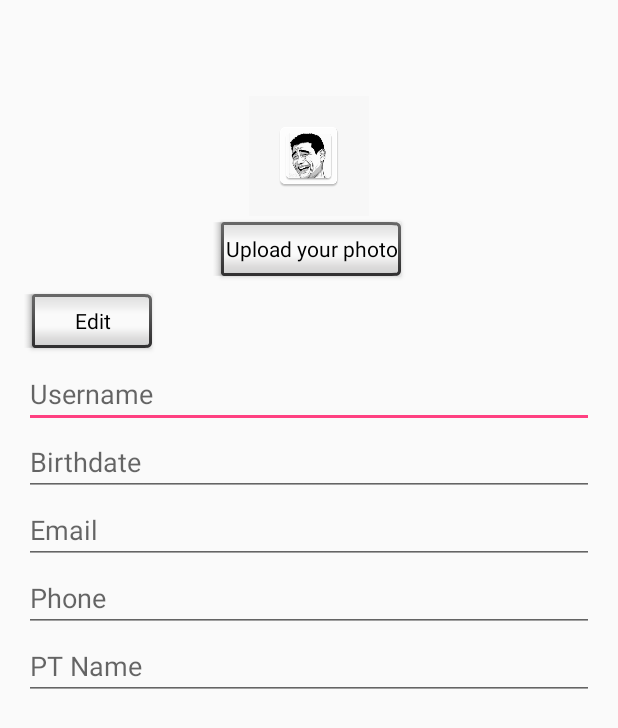
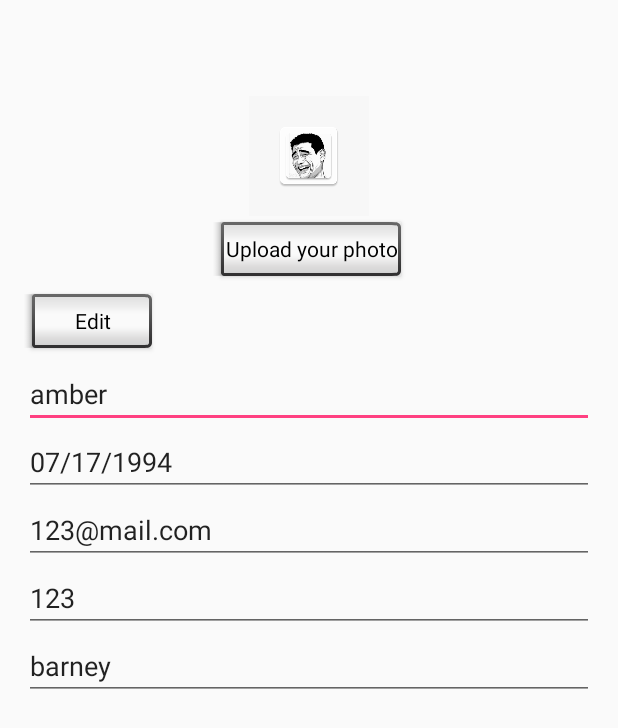
Before and after one commit to AmberWangjie/Tiba-Health-App-for-Android, an Android app: the fragment AccountFragment shown on its own in the app's theme, on a phone screen of 412 x 824 dp. Shown: the top 728 px of the screen. Run offline under Robolectric (Android 15) with nearby library versions, the phone set to English and light mode, and no system bars; pictures from the network do not load.

Commit message:
account java file change

```diff
--- a/BottomNavigationBar/app/src/main/java/com/example/zhanghaochong/bottomnavigationbar/AccountFragment.java
+++ b/BottomNavigationBar/app/src/main/java/com/example/zhanghaochong/bottomnavigationbar/AccountFragment.java
@@ -11,32 +11,65 @@ import android.view.LayoutInflater;
 import android.view.View;
 import android.view.ViewGroup;
 import android.widget.Button;
+import android.widget.EditText;
 import android.widget.ImageSwitcher;
 import android.widget.ImageView;
 import android.widget.LinearLayout;
 import android.widget.RelativeLayout;
 import android.widget.Toast;
 
+import com.example.zhanghaochong.bottomnavigationbar.Data.User;
+
 /**
- * Created by zhanghaochong on 17/3/5.
+ * Created by AmberWang on 17/3/5.
  */
-
+//This fragment is to manage and view the account information of the user, including text info edition and photo upload
 public class AccountFragment extends Fragment implements View.OnClickListener{
     private static final int RESULT_LOAD_IMAGE = 1;
     //private static final int RESULT_OK = 1;
-    ImageView imageToUpload;
-    Button uploadBtn;
+    private ImageView imageToUpload;
+    private Button uploadBtn;
+    private Button editBtn;
+
+    private EditText name_text;
+    private EditText phone_text;
+    private EditText email_text;
+    private EditText pt_text;
+    private EditText birth_text;
 
     @Nullable
     @Override
     public View onCreateView(LayoutInflater inflater, @Nullable ViewGroup container, @Nullable Bundle savedInstanceState) {
         View v = inflater.inflate(R.layout.account, container, false);
+
+        User user = new User();
         imageToUpload = (ImageView) v.findViewById(R.id.accountImage);
 
         uploadBtn = (Button) v.findViewById(R.id.uploadBtn);
 
+        editBtn = (Button) v.findViewById(R.id.info_update);
+
+        name_text = (EditText)v.findViewById(R.id.name_edit);
+        phone_text = (EditText) v.findViewById(R.id.phone_edit);
+        email_text = (EditText) v.findViewById(R.id.email_edit);
+        pt_text = (EditText) v.findViewById(R.id.pt_edit);
+        birth_text = (EditText) v.findViewById(R.id.birth_edit);
+
+        user.setUsername("amber");
+        user.setPhone("123");
+        user.setEmail("123@mail.com");
+        user.setPt("barney");
+        user.setBirth("07/17/1994");
+
+        name_text.setText(user.getUsername());
+        phone_text.setText(user.getPhone());
+        email_text.setText(user.getEmail());
+        pt_text.setText(user.getPt());
+        birth_text.setText(user.getBirth());
+
         imageToUpload.setOnClickListener(this);
         uploadBtn.setOnClickListener(this);
+        editBtn.setOnClickListener(this);
 
         return v;
     }
@@ -59,8 +92,20 @@ public class AccountFragment extends Fragment implements View.OnClickListener{
                 }*/
                 break;
             case R.id.uploadBtn:
+                String choose = "Please choose a photo";
+                Toast.makeText(AccountFragment.this.getActivity(), choose, Toast.LENGTH_LONG).show();
                 Intent intent = new Intent(Intent.ACTION_PICK, MediaStore.Images.Media.EXTERNAL_CONTENT_URI);
                 startActivityForResult(intent, RESULT_LOAD_IMAGE);
+                break;
+            case R.id.info_update:
+                String update = "Update your account information";
+                Toast.makeText(AccountFragment.this.getActivity(), update, Toast.LENGTH_LONG).show();
+                User user = new User();
+                name_text.setText("");
+                phone_text.setText("");
+                email_text.setText("");
+                pt_text.setText("");
+                birth_text.setText("");
                 break;
         }
     }
```
